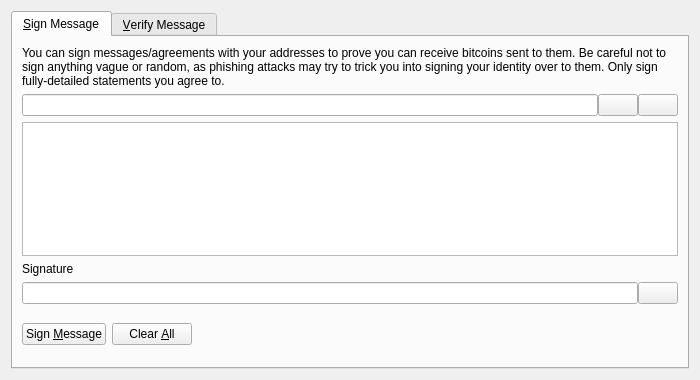
Before: the Qt Designer form src/qt/forms/signverifymessagedialog.ui in CoinBitCore/bitcoin, drawn with Qt 5.
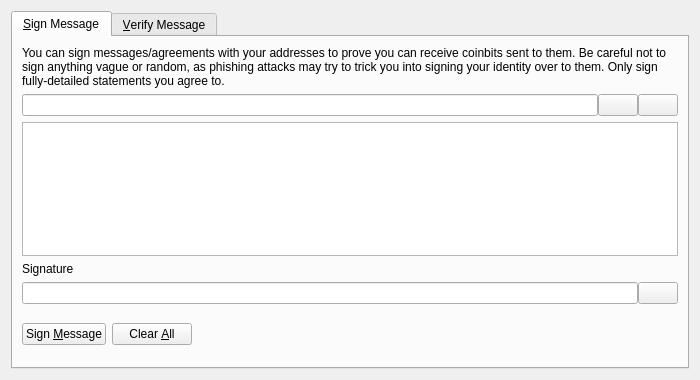
After: the same form once the commit is applied. Icons and pictures are not drawn. Custom widgets are drawn as their Qt base class.

Patch:
```diff
--- a/src/qt/forms/signverifymessagedialog.ui
+++ b/src/qt/forms/signverifymessagedialog.ui
@@ -30,7 +30,7 @@
        <item>
         <widget class="QLabel" name="infoLabel_SM">
          <property name="text">
-          <string>You can sign messages/agreements with your addresses to prove you can receive bitcoins sent to them. Be careful not to sign anything vague or random, as phishing attacks may try to trick you into signing your identity over to them. Only sign fully-detailed statements you agree to.</string>
+          <string>You can sign messages/agreements with your addresses to prove you can receive coinbits sent to them. Be careful not to sign anything vague or random, as phishing attacks may try to trick you into signing your identity over to them. Only sign fully-detailed statements you agree to.</string>
          </property>
          <property name="textFormat">
           <enum>Qt::PlainText</enum>
```
Left out of the diff: 26 changed lines with no effect on the pictures.
